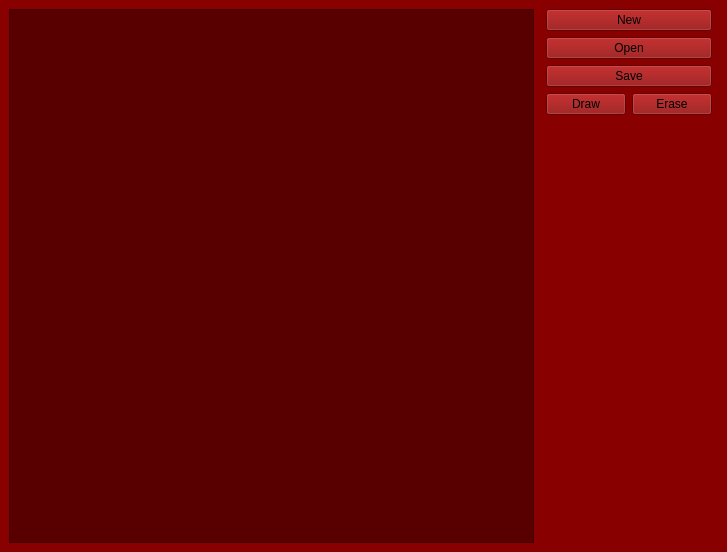
Qt form Editor/ui/EditorScreen.ui (SCAPELLI/Wolfenstein3D) before a commit.
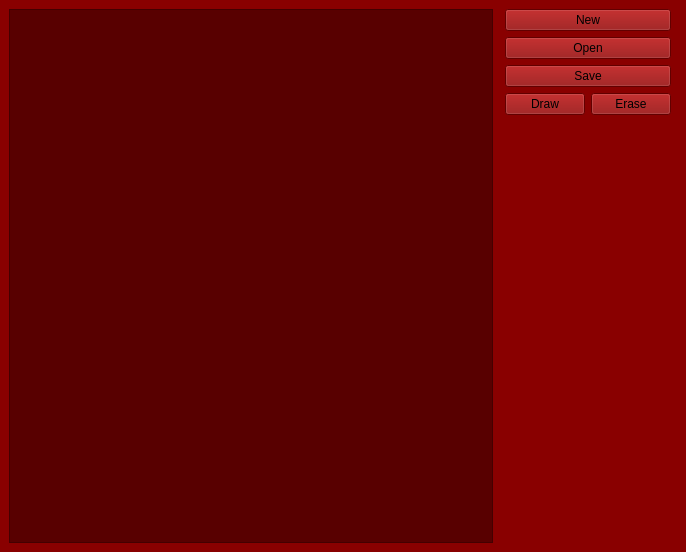
The same form after that commit.

Patch:
```diff
--- a/Editor/ui/EditorScreen.ui
+++ b/Editor/ui/EditorScreen.ui
@@ -6,7 +6,7 @@
    <rect>
     <x>0</x>
     <y>0</y>
-    <width>727</width>
+    <width>686</width>
     <height>552</height>
    </rect>
   </property>
```
Left out of the diff: 22 changed lines with no effect on the pictures.
